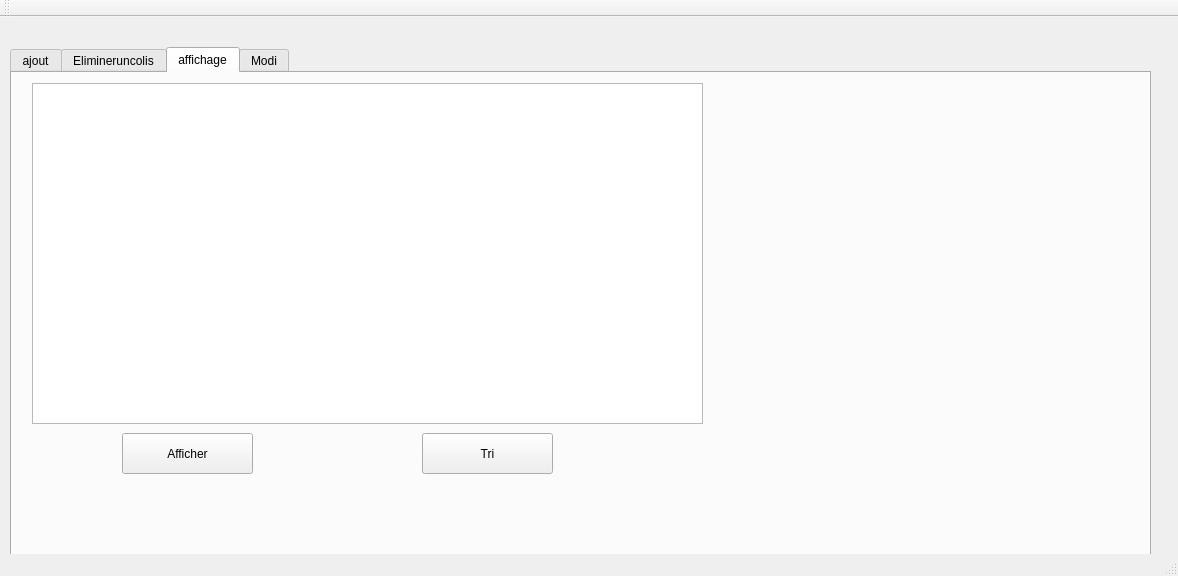
Esprit-UP-Algo/projetcpp-2a33-smart-delivery-product, file Atelier_Connexion/mainwindow.ui: the form before one commit.
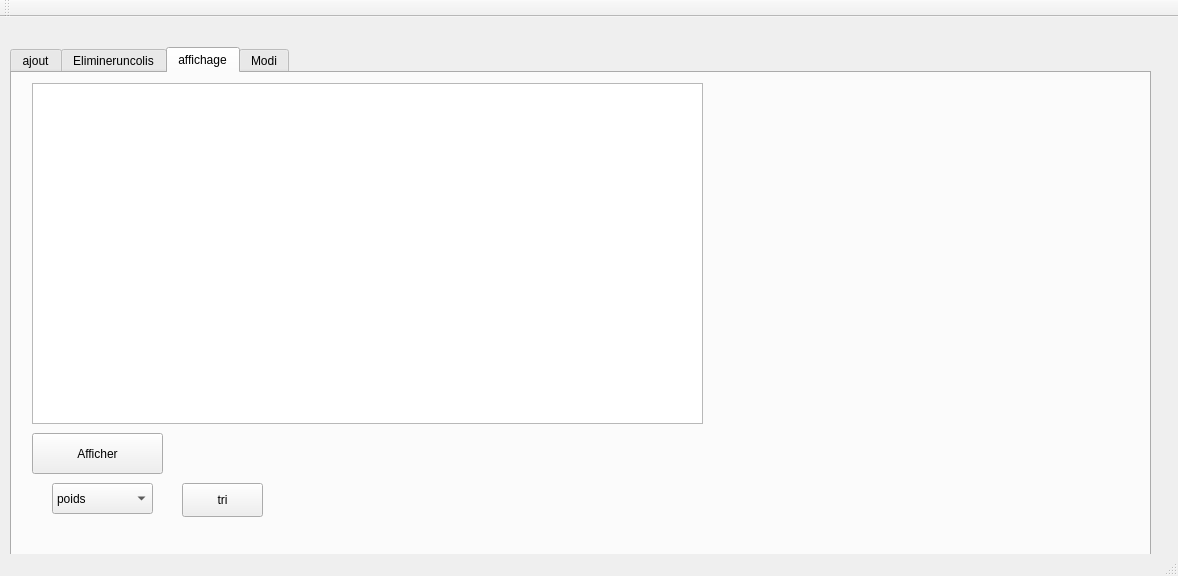
The form after the commit. The open tabs and pages were chosen to show the change.

Commit message: tri_id tri_poids tri_volume

What changed in the file:
```diff
--- a/Atelier_Connexion/mainwindow.ui
+++ b/Atelier_Connexion/mainwindow.ui
@@ -292,7 +292,7 @@
      <widget class="QPushButton" name="aff">
       <property name="geometry">
        <rect>
-        <x>110</x>
+        <x>20</x>
         <y>360</y>
         <width>131</width>
         <height>41</height>
@@ -302,17 +302,42 @@
        <string>Afficher</string>
       </property>
      </widget>
-     <widget class="QPushButton" name="tri">
+     <widget class="QComboBox" name="combo">
       <property name="geometry">
        <rect>
-        <x>410</x>
-        <y>360</y>
-        <width>131</width>
-        <height>41</height>
+        <x>40</x>
+        <y>410</y>
+        <width>101</width>
+        <height>31</height>
+       </rect>
+      </property>
+      <item>
+       <property name="text">
+        <string>poids</string>
+       </property>
+      </item>
+      <item>
+       <property name="text">
+        <string>volume</string>
+       </property>
+      </item>
+      <item>
+       <property name="text">
+        <string>id</string>
+       </property>
+      </item>
+     </widget>
+     <widget class="QPushButton" name="tri_b">
+      <property name="geometry">
+       <rect>
+        <x>170</x>
+        <y>410</y>
+        <width>81</width>
+        <height>34</height>
        </rect>
       </property>
       <property name="text">
-       <string>Tri</string>
+       <string>tri</string>
       </property>
      </widget>
     </widget>
```
Left out of the diff: 27 changed lines with no effect on the pictures. The commit also changes 4 other files.
